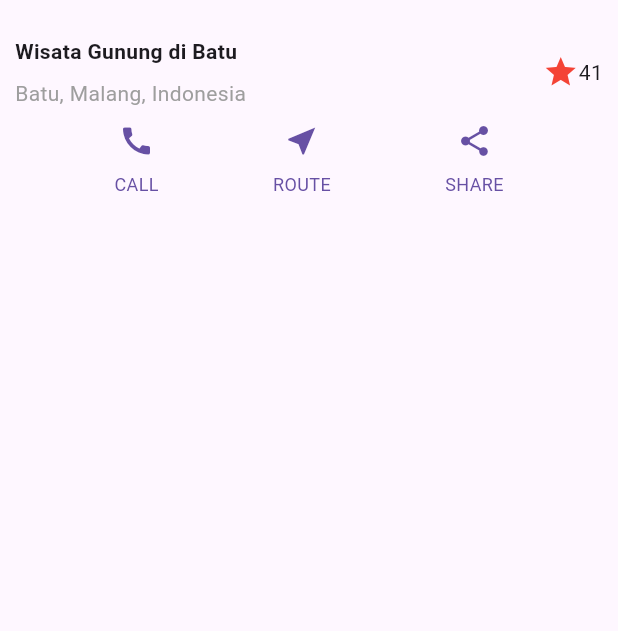
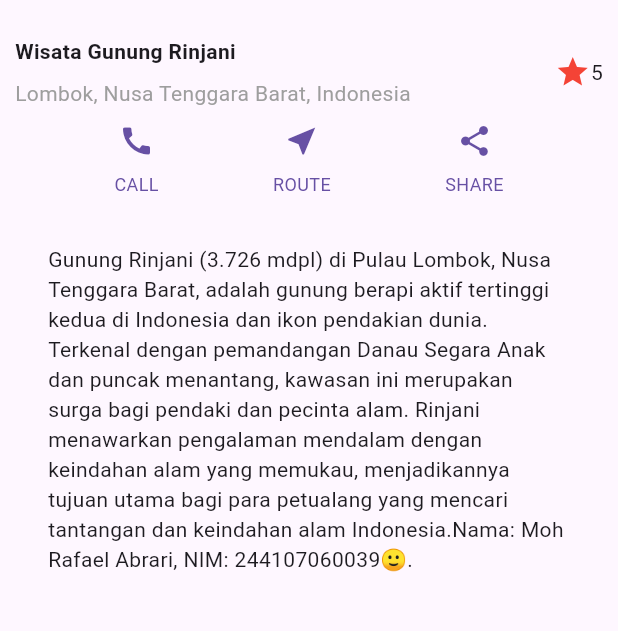
Before and after one commit to fael83/Smt4-Pemrograman_Mobile, a Flutter app: the screen it shows after launch, on a phone screen of 412 x 824 dp, the part 63-694 px from its top. Run offline on Flutter 3.47's test engine with Material 3 defaults, Android fonts, the phone set to English and light mode, and no system bars.

Commit message:
Praktikum 3

```diff
--- a/layout_flutter/lib/main.dart
+++ b/layout_flutter/lib/main.dart
@@ -20,14 +20,14 @@ class MyApp extends StatelessWidget {
                 Container(
                   padding: const EdgeInsets.only(bottom: 8.0),
                   child: const Text(
-                    'Wisata Gunung di Batu',
+                    'Wisata Gunung Rinjani',
                     style: TextStyle(
                       fontWeight: FontWeight.bold,
                     ),
                   ),
                 ),
                 Text(
-                  'Batu, Malang, Indonesia',
+                  'Lombok, Nusa Tenggara Barat, Indonesia',
                   style: TextStyle(
                     color: Colors.grey[500],
                   ),
@@ -40,7 +40,7 @@ class MyApp extends StatelessWidget {
             Icons.star,
             color: Colors.red[500],
           ),
-          const Text('41'),
+          const Text('5'),
         ],
       ),
     );
@@ -77,6 +77,19 @@ class MyApp extends StatelessWidget {
       ],
     );
 
+    Widget textSection = Container(
+      padding: const EdgeInsets.all(32),
+      child: const Text(
+        'Gunung Rinjani (3.726 mdpl) di Pulau Lombok, Nusa Tenggara Barat, adalah gunung '
+        'berapi aktif tertinggi kedua di Indonesia dan ikon pendakian dunia. Terkenal dengan '
+        'pemandangan Danau Segara Anak dan puncak menantang, kawasan ini merupakan surga bagi pendaki dan pecinta alam. '
+        'Rinjani menawarkan pengalaman mendalam dengan keindahan alam yang memukau, '
+        'menjadikannya tujuan utama bagi para petualang yang mencari tantangan dan keindahan alam Indonesia.'
+        'Nama: Moh Rafael Abrari, NIM: 244107060039🙂.',
+        softWrap: true,
+      ),
+    );
+
     return MaterialApp(
       title: 'Flutter layout: Moh Rafael Abrari dan 244107060039',
       home: Scaffold(
@@ -87,6 +100,7 @@ class MyApp extends StatelessWidget {
           children: [
             titleSection,
             buttonSection,
+            textSection,
           ],
         ),
       ),
```
Also changed, not shown: layout_flutter/images/03.png (added), 1 other file.
